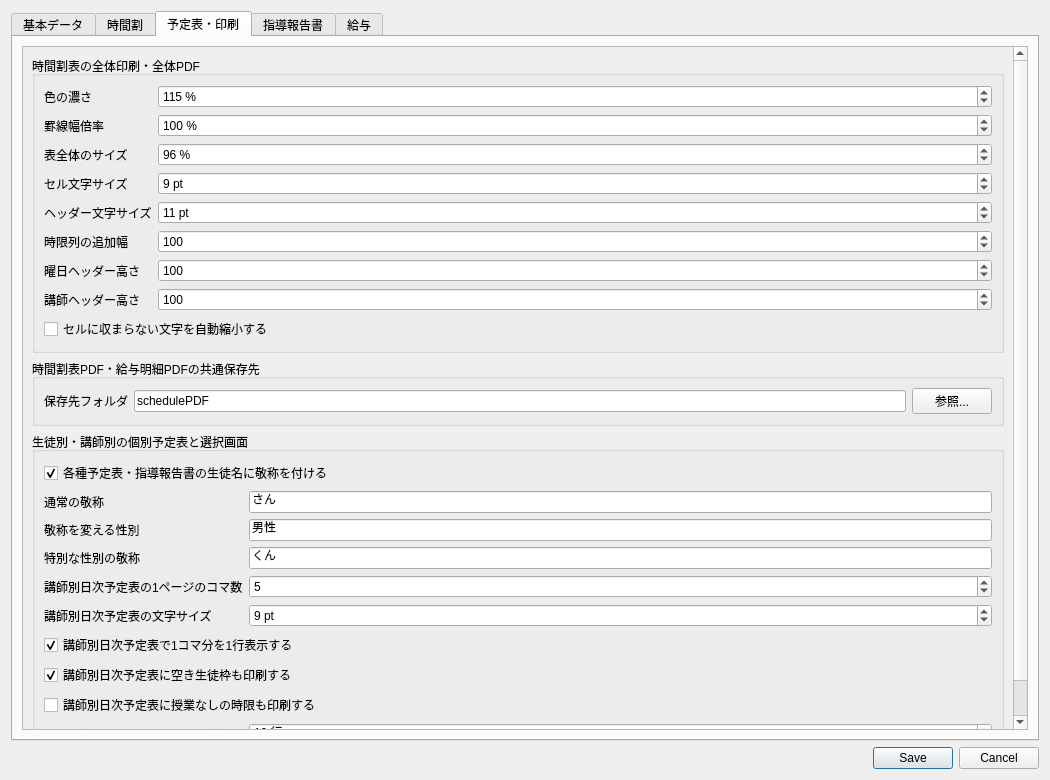
ROMEKANA/TimeTable, file settingsdialog.ui: the form before one commit.
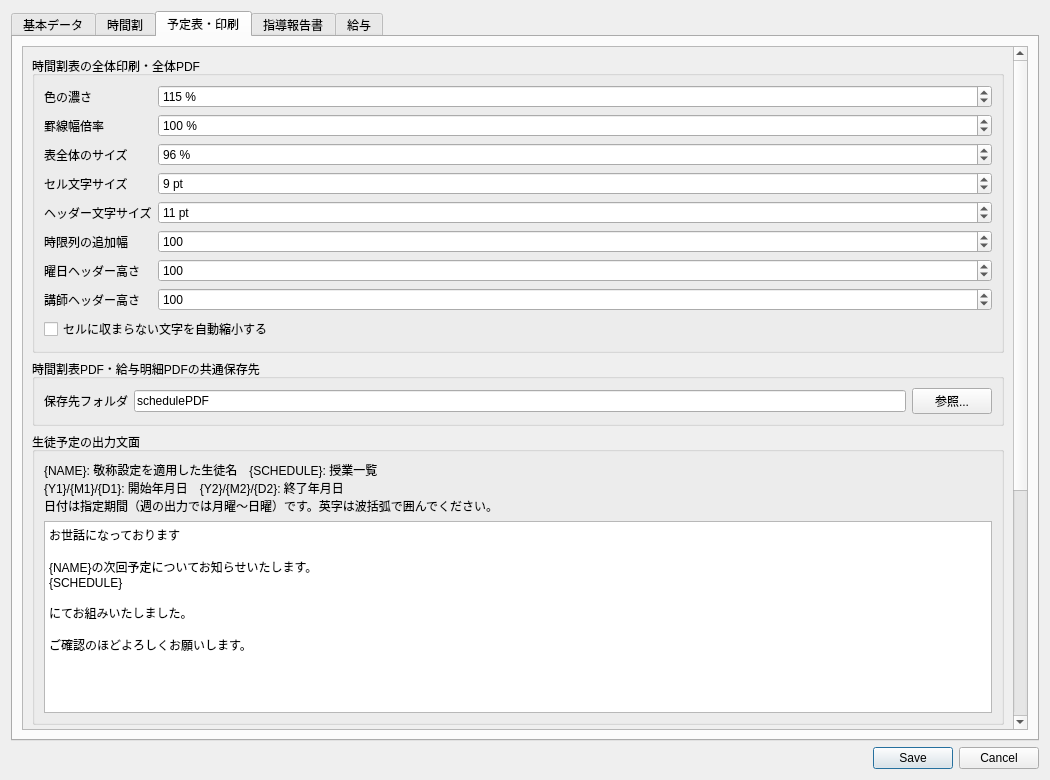
The form after the commit. The open tabs and pages were chosen to show the change.

Commit message: v0.3.26 生徒予定の出力文面を設定で変更可能にする

```diff
--- a/settingsdialog.ui
+++ b/settingsdialog.ui
@@ -1128,6 +1128,46 @@
              </layout>
             </widget>
            </item>
+           <item>
+            <widget class="QGroupBox" name="studentScheduleTemplateGroupBox">
+             <property name="title">
+              <string>生徒予定の出力文面</string>
+             </property>
+             <layout class="QVBoxLayout" name="studentScheduleTemplateLayout">
+              <item>
+               <widget class="QLabel" name="studentScheduleTemplateHelpLabel">
+                <property name="text">
+                 <string>{NAME}: 敬称設定を適用した生徒名　{SCHEDULE}: 授業一覧
+{Y1}/{M1}/{D1}: 開始年月日　{Y2}/{M2}/{D2}: 終了年月日
+日付は指定期間（週の出力では月曜～日曜）です。英字は波括弧で囲んでください。</string>
+                </property>
+                <property name="wordWrap"><bool>true</bool></property>
+               </widget>
+              </item>
+              <item>
+               <widget class="QPlainTextEdit" name="studentScheduleTemplatePlainTextEdit">
+                <property name="minimumSize"><size><width>0</width><height>180</height></size></property>
+                <property name="toolTip">
+                 <string>生徒予定の表示・コピーに使う文面です。改行や空白はそのまま保存します。
+{NAME}、{SCHEDULE}、{Y1}、{M1}、{D1}、{Y2}、{M2}、{D2}を置換します。月日はゼロ埋めしません。
+空欄の場合は何も出力しません。授業一覧を含めるには {SCHEDULE} を残してください。
+デフォルト値: 従来のお知らせ文面（下記の初期表示）。</string>
+                </property>
+                <property name="plainText">
+                 <string>お世話になっております
+
+{NAME}の次回予定についてお知らせいたします。
+{SCHEDULE}
+
+にてお組みいたしました。&#32;
+
+ご確認のほどよろしくお願いします。</string>
+                </property>
+               </widget>
+              </item>
+             </layout>
+            </widget>
+           </item>
            <item>
             <widget class="QGroupBox" name="individualScheduleGroupBox">
              <property name="title">
```
The commit also changes 5 other files.
